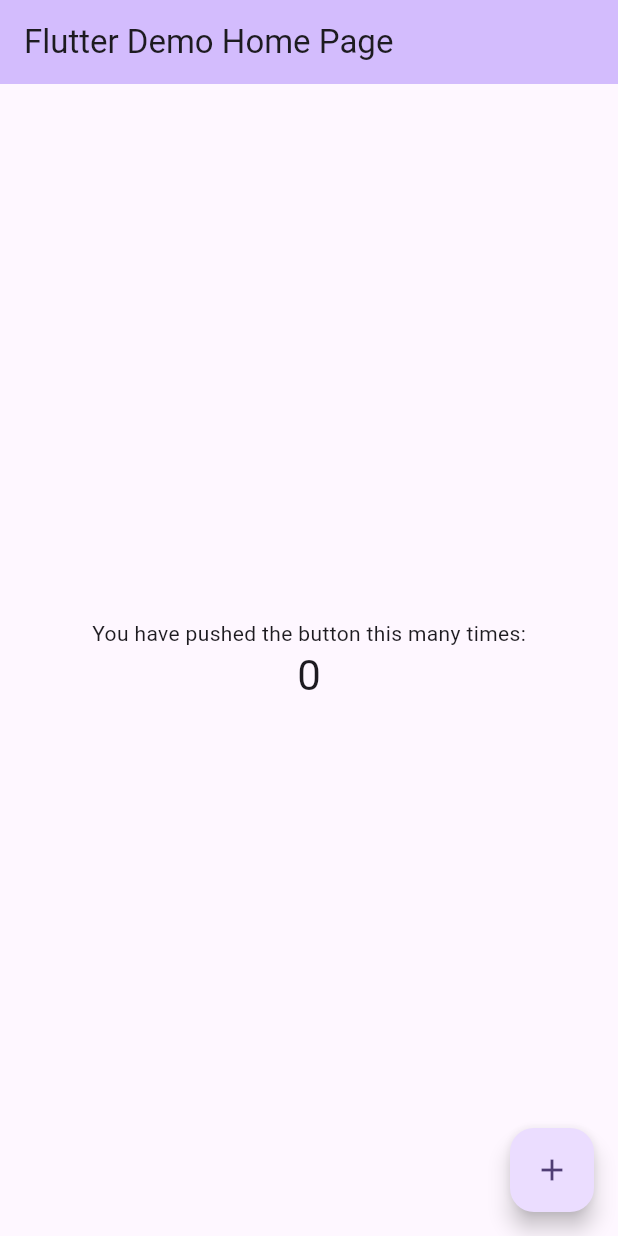
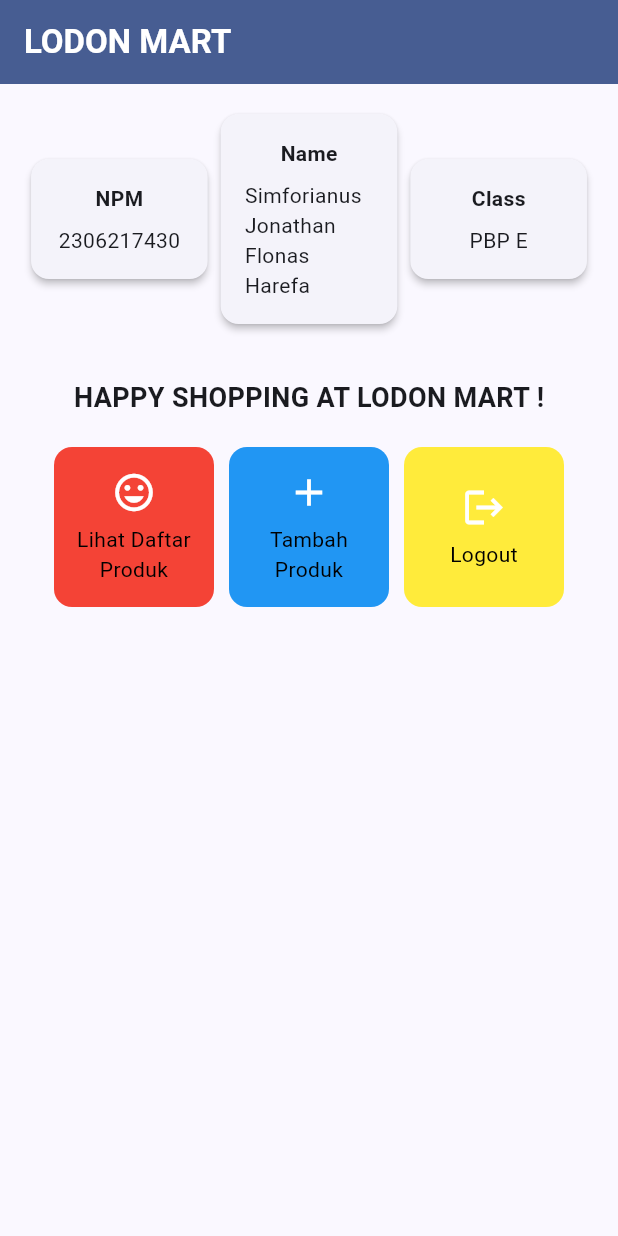
Before and after one commit to SimforianusJonathan/lodon-mart-mobile, a Flutter app: the screen it shows after launch, on a phone screen of 412 x 824 dp. Run offline on Flutter 3.47's test engine with Material 3 defaults, Android fonts, the phone set to English and light mode, and no system bars.

Commit message:
completing ReadME.md,modify the name of MyApp's title in main.dart, and lastly adding new file menu.dart and modify other parts on main.dart

```diff
--- a/lib/main.dart
+++ b/lib/main.dart
@@ -1,4 +1,5 @@
 import 'package:flutter/material.dart';
+import 'package:lodon_mart/menu.dart';
 
 void main() {
   runApp(const MyApp());
@@ -11,7 +12,7 @@
   @override
   Widget build(BuildContext context) {
     return MaterialApp(
-      title: 'Flutter Demo',
+      title: 'Lodon Mart',
       theme: ThemeData(
         // This is the theme of your application.
         //
@@ -28,98 +29,12 @@
         //
         // This works for code too, not just values: Most code changes can be
         // tested with just a hot reload.
-        colorScheme: ColorScheme.fromSeed(seedColor: Colors.deepPurple),
         useMaterial3: true,
+        colorScheme: ColorScheme.fromSeed(
+          seedColor: const Color.fromARGB(255, 16, 23, 40),
+        ).copyWith(secondary: const Color.fromARGB(255, 36, 50, 80)),
       ),
-      home: const MyHomePage(title: 'Flutter Demo Home Page'),
+      home: MyHomePage(),
     );
   }
 }
-
-class MyHomePage extends StatefulWidget {
-  const MyHomePage({super.key, required this.title});
-
-  // This widget is the home page of your application. It is stateful, meaning
-  // that it has a State object (defined below) that contains fields that affect
-  // how it looks.
-
-  // This class is the configuration for the state. It holds the values (in this
-  // case the title) provided by the parent (in this case the App widget) and
-  // used by the build method of the State. Fields in a Widget subclass are
-  // always marked "final".
-
-  final String title;
-
-  @override
-  State<MyHomePage> createState() => _MyHomePageState();
-}
-
-class _MyHomePageState extends State<MyHomePage> {
-  int _counter = 0;
-
-  void _incrementCounter() {
-    setState(() {
-      // This call to setState tells the Flutter framework that something has
-      // changed in this State, which causes it to rerun the build method below
-      // so that the display can reflect the updated values. If we changed
-      // _counter without calling setState(), then the build method would not be
-      // called again, and so nothing would appear to happen.
-      _counter++;
-    });
-  }
-
-  @override
-  Widget build(BuildContext context) {
-    // This method is rerun every time setState is called, for instance as done
-    // by the _incrementCounter method above.
-    //
-    // The Flutter framework has been optimized to make rerunning build methods
-    // fast, so that you can just rebuild anything that needs updating rather
-    // than having to individually change instances of widgets.
-    return Scaffold(
-      appBar: AppBar(
-        // TRY THIS: Try changing the color here to a specific color (to
-        // Colors.amber, perhaps?) and trigger a hot reload to see the AppBar
-        // change color while the other colors stay the same.
-        backgroundColor: Theme.of(context).colorScheme.inversePrimary,
-        // Here we take the value from the MyHomePage object that was created by
-        // the App.build method, and use it to set our appbar title.
-        title: Text(widget.title),
-      ),
-      body: Center(
-        // Center is a layout widget. It takes a single child and positions it
-        // in the middle of the parent.
-        child: Column(
-          // Column is also a layout widget. It takes a list of children and
-          // arranges them vertically. By default, it sizes itself to fit its
-          // children horizontally, and tries to be as tall as its parent.
-          //
-          // Column has various properties to control how it sizes itself and
-          // how it positions its children. Here we use mainAxisAlignment to
-          // center the children vertically; the main axis here is the vertical
-          // axis because Columns are vertical (the cross axis would be
-          // horizontal).
-          //
-          // TRY THIS: Invoke "debug painting" (choose the "Toggle Debug Paint"
-          // action in the IDE, or press "p" in the console), to see the
-          // wireframe for each widget.
-          mainAxisAlignment: MainAxisAlignment.center,
-          children: <Widget>[
-            const Text(
-              'You have pushed the button this many times:',
-            ),
-            Text(
-              '$_counter',
-              style: Theme.of(context).textTheme.headlineMedium,
-            ),
-          ],
-        ),
-      ),
-      floatingActionButton: FloatingActionButton(
-        onPressed: _incrementCounter,
-        tooltip: 'Increment',
-        child: const Icon(Icons.add),
-      ), // This trailing comma makes auto-formatting nicer for build methods.
-    );
-  }
-}
--- /dev/null
+++ b/lib/menu.dart
@@ -0,0 +1,188 @@
+import 'package:flutter/material.dart';
+
+class ItemCard extends StatelessWidget {
+  // Menampilkan kartu dengan ikon dan nama.
+
+  final ItemHomepage item;
+
+  const ItemCard(this.item, {super.key});
+
+  @override
+  Widget build(BuildContext context) {
+    return Material(
+      // Menentukan warna latar belakang dari tema aplikasi.
+      color: item.color,
+      // Membuat sudut kartu melengkung.
+      borderRadius: BorderRadius.circular(12),
+
+      child: InkWell(
+        // Aksi ketika kartu ditekan.
+        onTap: () {
+          // Menampilkan pesan SnackBar saat kartu ditekan.
+          ScaffoldMessenger.of(context)
+            ..hideCurrentSnackBar()
+            ..showSnackBar(SnackBar(
+                content: Text("Kamu telah menekan tombol ${item.name}!")));
+        },
+        // Container untuk menyimpan Icon dan Text
+        child: Container(
+          padding: const EdgeInsets.all(8),
+          child: Center(
+            child: Column(
+              // Menyusun ikon dan teks di tengah kartu.
+              mainAxisAlignment: MainAxisAlignment.center,
+              children: [
+                Icon(
+                  item.icon,
+                  color: Colors.white,
+                  size: 30.0,
+                ),
+                const Padding(padding: EdgeInsets.all(3)),
+                Text(
+                  item.name,
+                  textAlign: TextAlign.center,
+                  style: const TextStyle(color: Colors.black),
+                ),
+              ],
+            ),
+          ),
+        ),
+      ),
+    );
+  }
+}
+
+class InfoCard extends StatelessWidget {
+  // Kartu informasi yang menampilkan title dan content.
+
+  final String title; // Judul kartu.
+  final String content; // Isi kartu.
+
+  const InfoCard({super.key, required this.title, required this.content});
+
+  @override
+  Widget build(BuildContext context) {
+    return Card(
+      // Membuat kotak kartu dengan bayangan dibawahnya.
+      elevation: 2.0,
+      child: Container(
+        // Mengatur ukuran dan jarak di dalam kartu.
+        width: MediaQuery.of(context).size.width /
+            3.5, // menyesuaikan dengan lebar device yang digunakan.
+        padding: const EdgeInsets.all(16.0),
+        // Menyusun title dan content secara vertikal.
+        child: Column(
+          children: [
+            Text(
+              title,
+              style: const TextStyle(fontWeight: FontWeight.bold),
+            ),
+            const SizedBox(height: 8.0),
+            Text(content),
+          ],
+        ),
+      ),
+    );
+  }
+}
+
+class ItemHomepage {
+  final String name;
+  final IconData icon;
+  final Color color;
+
+  ItemHomepage(this.name, this.icon, this.color);
+}
+
+class MyHomePage extends StatelessWidget {
+  MyHomePage({super.key});
+
+  final String npm = '2306217430'; // NPM
+  final String name = 'Simforianus Jonathan Flonas Harefa'; // Nama
+  final String className = 'PBP E'; // Kelas
+
+  final List<ItemHomepage> items = [
+    ItemHomepage("Lihat Daftar Produk", Icons.mood, Colors.red),
+    ItemHomepage("Tambah Produk", Icons.add, Colors.blue),
+    ItemHomepage("Logout", Icons.logout, Colors.yellow),
+  ];
+
+  @override
+  Widget build(BuildContext context) {
+    // Scaffold menyediakan struktur dasar halaman dengan AppBar dan body.
+    return Scaffold(
+      // AppBar adalah bagian atas halaman yang menampilkan judul.
+      appBar: AppBar(
+        // Judul aplikasi "Mental Health Tracker" dengan teks putih dan tebal.
+        title: const Text(
+          'LODON MART',
+          style: TextStyle(
+            color: Colors.white,
+            fontWeight: FontWeight.bold,
+          ),
+        ),
+        // Warna latar belakang AppBar diambil dari skema warna tema aplikasi.
+        backgroundColor: Theme.of(context).colorScheme.primary,
+      ),
+      // Body halaman dengan padding di sekelilingnya.
+      body: Padding(
+        padding: const EdgeInsets.all(16.0),
+        // Menyusun widget secara vertikal dalam sebuah kolom.
+        child: Column(
+          crossAxisAlignment: CrossAxisAlignment.center,
+          children: [
+            // Row untuk menampilkan 3 InfoCard secara horizontal.
+            Row(
+              mainAxisAlignment: MainAxisAlignment.spaceEvenly,
+              children: [
+                InfoCard(title: 'NPM', content: npm),
+                InfoCard(title: 'Name', content: name),
+                InfoCard(title: 'Class', content: className),
+              ],
+            ),
+
+            // Memberikan jarak vertikal 16 unit.
+            const SizedBox(height: 16.0),
+
+            // Menempatkan widget berikutnya di tengah halaman.
+            Center(
+              child: Column(
+                // Menyusun teks dan grid item secara vertikal.
+
+                children: [
+                  // Menampilkan teks sambutan dengan gaya tebal dan ukuran 18.
+                  const Padding(
+                    padding: EdgeInsets.only(top: 16.0),
+                    child: Text(
+                      'HAPPY SHOPPING AT LODON MART !',
+                      style: TextStyle(
+                        fontWeight: FontWeight.bold,
+                        fontSize: 18.0,
+                      ),
+                    ),
+                  ),
+
+                  // Grid untuk menampilkan ItemCard dalam bentuk grid 3 kolom.
+                  GridView.count(
+                    primary: true,
+                    padding: const EdgeInsets.all(20),
+                    crossAxisSpacing: 10,
+                    mainAxisSpacing: 10,
+                    crossAxisCount: 3,
+                    // Agar grid menyesuaikan tinggi kontennya.
+                    shrinkWrap: true,
+
+                    // Menampilkan ItemCard untuk setiap item dalam list items.
+                    children: items.map((ItemHomepage item) {
+                      return ItemCard(item);
+                    }).toList(),
+                  ),
+                ],
+              ),
+            ),
+          ],
+        ),
+      ),
+    );
+  }
+}
```
Also changed, not shown: 1 other file.
